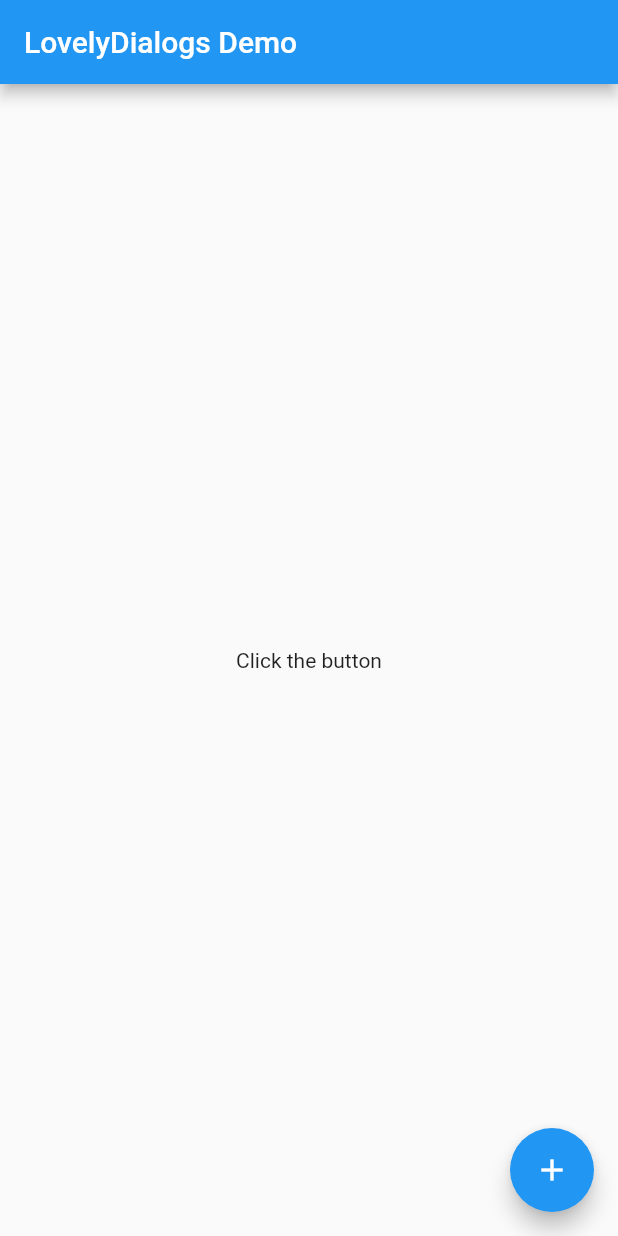
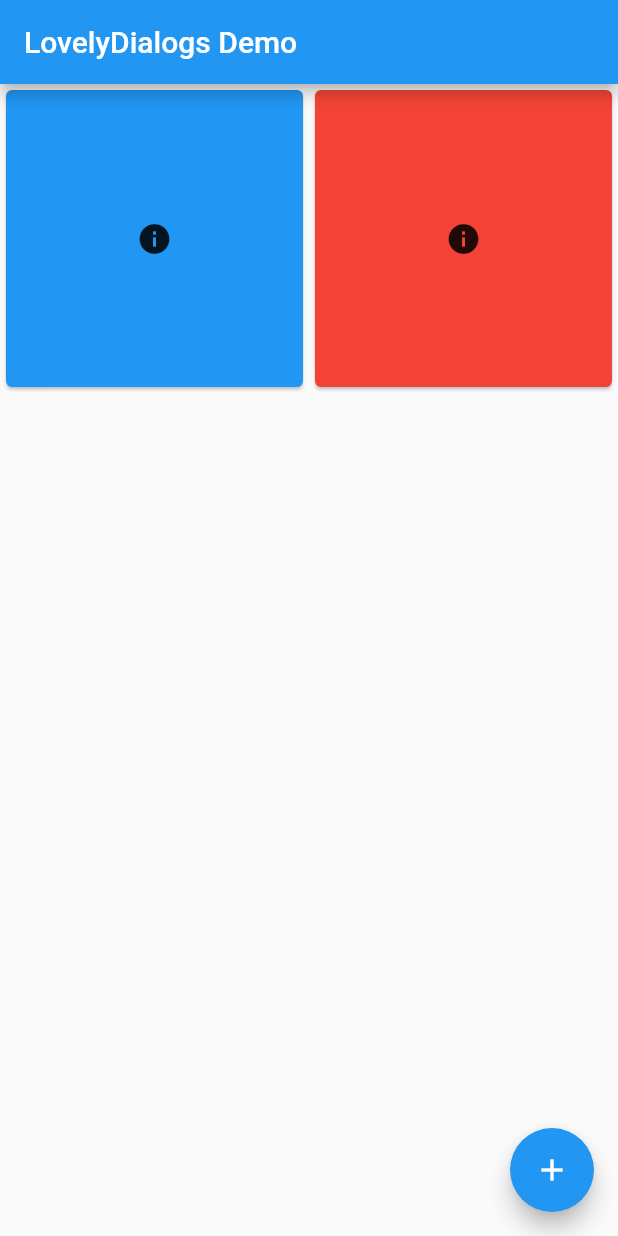
Before and after one commit to VictorHerbert/LovelyDialogs, a Flutter app: the screen it shows after launch, on a phone screen of 412 x 824 dp. Run offline on Flutter 3.47's test engine with Material 2 defaults, Android fonts, the phone set to English and light mode, and no system bars.

Commit message:
intial page

```diff
--- a/example/lib/main.dart
+++ b/example/lib/main.dart
@@ -4,8 +4,6 @@
 void main() => runApp(MyApp());
 
 class MyApp extends StatelessWidget {
-
-
   @override
   Widget build(BuildContext context) {
     return MaterialApp(
@@ -28,9 +26,11 @@
 }
 
 class _MyHomePageState extends State<MyHomePage> {
-
   void _incrementCounter() {
-    LovelyDialogInfo(context,).show();
+    LovelyInfoDialog(
+      context: context,
+      description: 'aleleekekekekekekke',
+    ).show();
     print('foi');
     //setState(() {});
   }
@@ -41,15 +41,28 @@
       appBar: AppBar(
         title: Text(widget.title),
       ),
-      body: Center(
-        child: Column(
-          mainAxisAlignment: MainAxisAlignment.center,
-          children: <Widget>[
-            Text(
-              'Click the button'
+      body: GridView.count(
+        crossAxisCount: 2,
+        children: <Widget>[
+          InkWell(
+            child: Card(
+              color: Colors.blue,
+              child: Icon(Icons.info),
             ),
-          ],
-        ),
+            onTap: (){
+              LovelyInfoDialog(description: 'aleleekekekekekekke',);
+            },
+          ),
+          InkWell(
+            child: Card(
+              color: Colors.red,
+              child: Icon(Icons.info),
+            ),
+            onTap: (){
+              LovelyChoiceDialog();
+            },
+          ),
+        ],
       ),
       floatingActionButton: FloatingActionButton(
         onPressed: _incrementCounter,
```
Also changed, not shown: lib/lovelydialogs.dart (+69 -12 lines), Dump/commands.txt (renamed from commands.txt), 1 other file.
